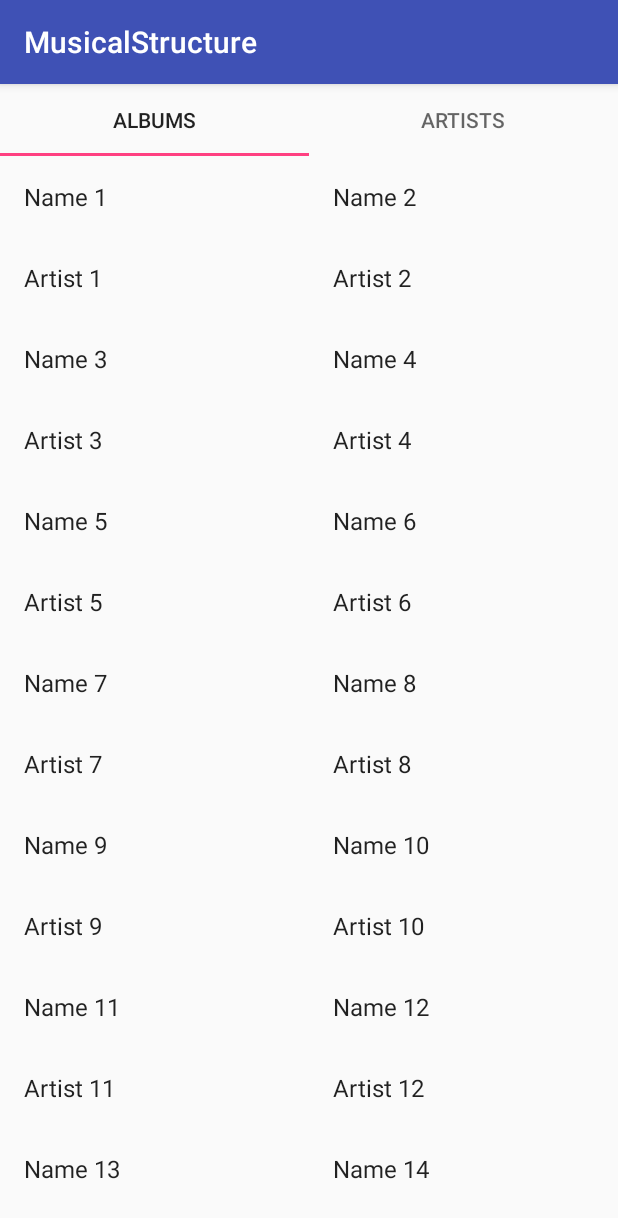
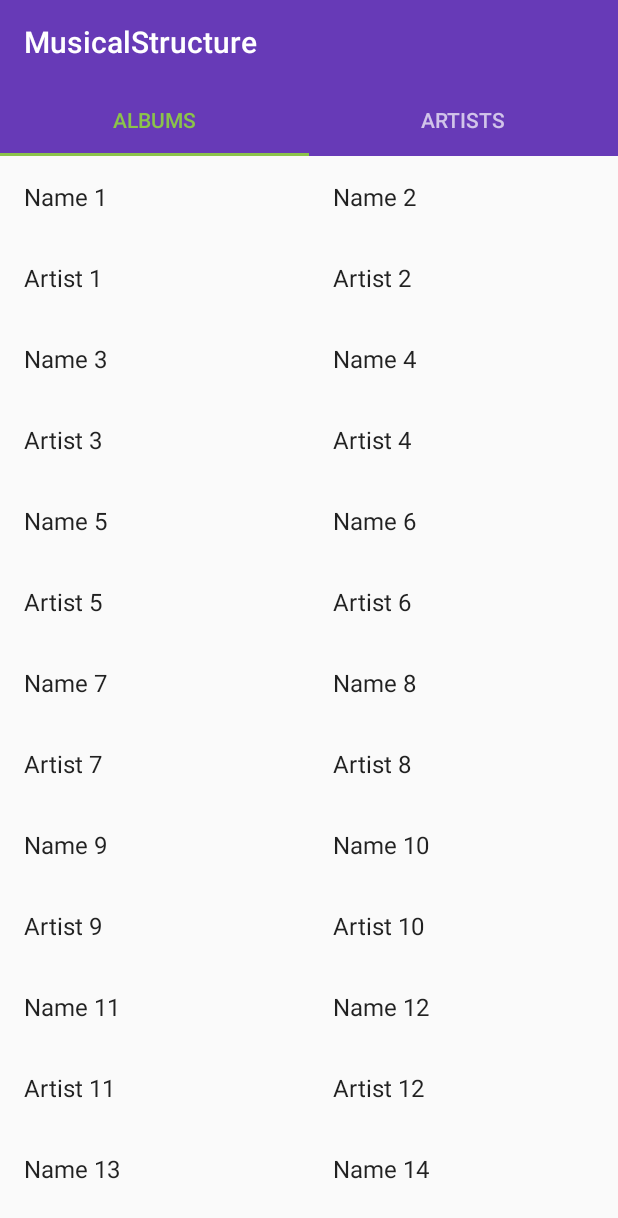
Before and after one commit to Bwaim/MusicalStructure, an Android app: the screen it shows after launch (MainActivity), on a phone screen of 412 x 824 dp. Shown: the top 1218 px of the screen. Run offline under Robolectric (Android 15) with nearby library versions, the phone set to English and light mode, and no system bars.

Commit message:
feat: Design tabs

```diff
--- a/app/src/main/java/com/bwaim/musicalstructure/MainActivity.java
+++ b/app/src/main/java/com/bwaim/musicalstructure/MainActivity.java
@@ -19,6 +19,7 @@ package com.bwaim.musicalstructure;
 import android.os.Bundle;
 import android.support.design.widget.TabLayout;
 import android.support.v4.view.ViewPager;
+import android.support.v7.app.ActionBar;
 import android.support.v7.app.AppCompatActivity;
 
 import com.bwaim.musicalstructure.Model.Album;
@@ -34,6 +35,11 @@ public class MainActivity extends AppCompatActivity implements AlbumFragment.OnA
     protected void onCreate(Bundle savedInstanceState) {
         super.onCreate(savedInstanceState);
         setContentView(R.layout.activity_main);
+
+        ActionBar actionBar = getSupportActionBar();
+        if (actionBar != null) {
+            actionBar.setElevation(0);
+        }
 
         musicPagerAdapter = new MusicPagerAdapter(getSupportFragmentManager());
         musicPagerAdapter.setPageTitles(initPagesTitles());
--- a/app/src/main/res/layout/activity_main.xml
+++ b/app/src/main/res/layout/activity_main.xml
@@ -23,8 +23,10 @@
 
     <android.support.design.widget.TabLayout
         android:id="@+id/tabLayout"
+        style="@style/myTabLayout"
         android:layout_width="match_parent"
-        android:layout_height="wrap_content">
+        android:layout_height="@dimen/tabHeight"
+        android:background="@android:color/white">
 
     </android.support.design.widget.TabLayout>
 
--- a/app/src/main/res/layout/fragment_album_item.xml
+++ b/app/src/main/res/layout/fragment_album_item.xml
@@ -15,21 +15,30 @@
   -->
 
 <LinearLayout xmlns:android="http://schemas.android.com/apk/res/android"
+    xmlns:tools="http://schemas.android.com/tools"
     android:layout_width="wrap_content"
     android:layout_height="wrap_content"
     android:orientation="vertical">
+
+    <ImageView
+        android:layout_width="wrap_content"
+        android:layout_height="wrap_content"
+        android:contentDescription="@string/albumCover"
+        tools:src="@drawable/mon_laferte_vol_1" />
 
     <TextView
         android:id="@+id/name"
         android:layout_width="wrap_content"
         android:layout_height="wrap_content"
         android:layout_margin="@dimen/text_margin"
-        android:textAppearance="?attr/textAppearanceListItem" />
+        android:textAppearance="?attr/textAppearanceListItem"
+        tools:text="Album" />
 
     <TextView
         android:id="@+id/artist"
         android:layout_width="wrap_content"
         android:layout_height="wrap_content"
         android:layout_margin="@dimen/text_margin"
-        android:textAppearance="?attr/textAppearanceListItem" />
+        android:textAppearance="?attr/textAppearanceListItem"
+        tools:text="Artist" />
 </LinearLayout>
--- a/app/src/main/res/values/colors.xml
+++ b/app/src/main/res/values/colors.xml
@@ -16,7 +16,8 @@
   -->
 
 <resources>
-    <color name="colorPrimary">#3F51B5</color>
-    <color name="colorPrimaryDark">#303F9F</color>
-    <color name="colorAccent">#FF4081</color>
+    <color name="colorPrimary">#673AB7</color>
+    <color name="colorPrimaryDark">#512DA8</color>
+    <color name="colorAccent">#8BC34A</color>
+    <color name="white70">#B3FFFFFF</color>
 </resources>
--- a/app/src/main/res/values/dimens.xml
+++ b/app/src/main/res/values/dimens.xml
@@ -16,4 +16,5 @@
 
 <resources>
     <dimen name="text_margin">16dp</dimen>
+    <dimen name="tabHeight">48dp</dimen>
 </resources>
--- a/app/src/main/res/values/strings.xml
+++ b/app/src/main/res/values/strings.xml
@@ -18,4 +18,5 @@
     <string name="app_name">MusicalStructure</string>
     <string name="albums">albums</string>
     <string name="artists">artists</string>
+    <string name="albumCover">cover of the album</string>
 </resources>
--- a/app/src/main/res/values/styles.xml
+++ b/app/src/main/res/values/styles.xml
@@ -22,6 +22,17 @@
         <item name="colorPrimary">@color/colorPrimary</item>
         <item name="colorPrimaryDark">@color/colorPrimaryDark</item>
         <item name="colorAccent">@color/colorAccent</item>
+
+    </style>
+
+    <style name="myTabLayout" parent="Widget.Design.TabLayout">
+        <item name="tabBackground">@color/colorPrimary</item>
+        <item name="tabSelectedTextColor">@color/colorAccent</item>
+        <item name="tabTextAppearance">@style/MyTabTextAppearance</item>
+    </style>
+
+    <style name="MyTabTextAppearance" parent="TextAppearance.Design.Tab">
+        <item name="android:textColor">@color/white70</item>
     </style>
 
 </resources>
```
Also changed, not shown: app/src/main/res/drawable-hdpi/mon_laferte_vol_1.png (added), app/src/main/res/drawable-mdpi/mon_laferte_vol_1.png (added), app/src/main/res/drawable-xhdpi/mon_laferte_vol_1.png (added), app/src/main/res/drawable-xxhdpi/mon_laferte_vol_1.png (added), app/src/main/res/drawable-xxxhdpi/mon_laferte_vol_1.webp (added).
